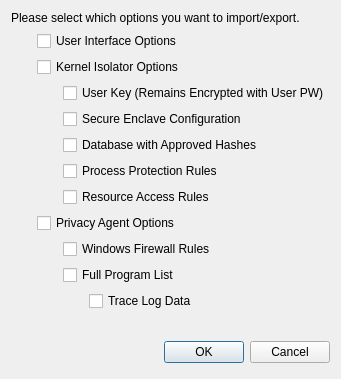
Old version of the form MajorPrivacy/Forms/OptionsTransferWnd.ui in the repository xanasoft/MajorPrivacy.
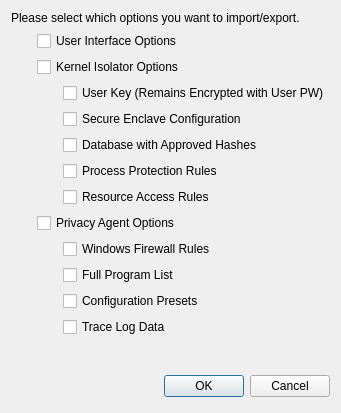
New version of the form.

Diff of the .ui file:
```diff
--- a/MajorPrivacy/Forms/OptionsTransferWnd.ui
+++ b/MajorPrivacy/Forms/OptionsTransferWnd.ui
@@ -7,7 +7,7 @@
     <x>0</x>
     <y>0</y>
     <width>328</width>
-    <height>361</height>
+    <height>413</height>
    </rect>
   </property>
   <property name="windowTitle">
@@ -62,7 +62,7 @@
    </item>
    <item row="0" column="0">
     <layout class="QGridLayout" name="gridLayout">
-     <item row="12" column="0">
+     <item row="13" column="0">
       <spacer name="verticalSpacer">
        <property name="orientation">
         <enum>Qt::Orientation::Vertical</enum>
@@ -89,6 +89,13 @@
        </property>
       </widget>
      </item>
+     <item row="11" column="2" colspan="2">
+      <widget class="QCheckBox" name="chkPresets">
+       <property name="text">
+        <string>Configuration Presets</string>
+       </property>
+      </widget>
+     </item>
      <item row="2" column="1" colspan="3">
       <widget class="QCheckBox" name="chkDriver">
        <property name="text">
@@ -110,13 +117,6 @@
        </property>
       </widget>
      </item>
-     <item row="11" column="3">
-      <widget class="QCheckBox" name="chkTraceLog">
-       <property name="text">
-        <string>Trace Log Data</string>
-       </property>
-      </widget>
-     </item>
      <item row="9" column="2" colspan="2">
       <widget class="QCheckBox" name="chkFwRules">
        <property name="text">
@@ -138,7 +138,7 @@
        </property>
       </widget>
      </item>
-     <item row="12" column="3">
+     <item row="13" column="3">
       <spacer name="horizontalSpacer">
        <property name="orientation">
         <enum>Qt::Orientation::Horizontal</enum>
@@ -158,7 +158,7 @@
        </property>
       </widget>
      </item>
-     <item row="12" column="1">
+     <item row="13" column="1">
       <spacer name="verticalSpacer_2">
        <property name="orientation">
         <enum>Qt::Orientation::Vertical</enum>
@@ -178,7 +178,7 @@
        </property>
       </widget>
      </item>
-     <item row="12" column="2">
+     <item row="13" column="2">
       <spacer name="verticalSpacer_3">
        <property name="orientation">
         <enum>Qt::Orientation::Vertical</enum>
@@ -198,6 +198,13 @@
        </property>
       </widget>
      </item>
+     <item row="12" column="2" colspan="2">
+      <widget class="QCheckBox" name="chkTraceLog">
+       <property name="text">
+        <string>Trace Log Data</string>
+       </property>
+      </widget>
+     </item>
     </layout>
    </item>
   </layout>
```
